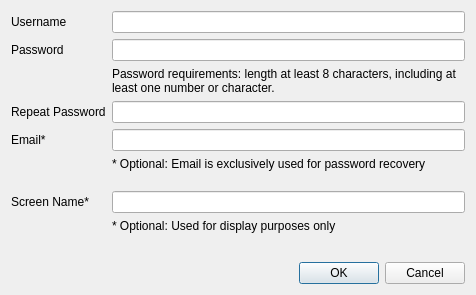
This is DMHelper/src/connectionuserdialog.ui in MMetze/DMHelper as Qt 5 draws it before an edit. The edited form follows.
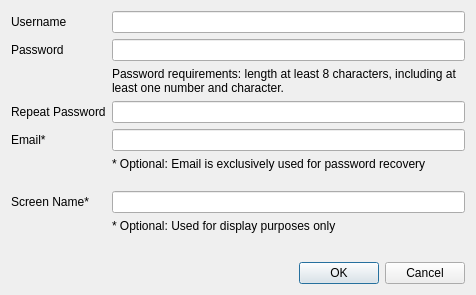
This is the edited form. Icons and pictures are not drawn.

```diff
--- a/DMHelper/src/connectionuserdialog.ui
+++ b/DMHelper/src/connectionuserdialog.ui
@@ -98,7 +98,7 @@
      <item row="2" column="1">
       <widget class="QLabel" name="label_8">
        <property name="text">
-        <string>Password requirements: length at least 8 characters, including at least one number or character.</string>
+        <string>Password requirements: length at least 8 characters, including at least one number and character.</string>
        </property>
        <property name="alignment">
         <set>Qt::AlignLeading|Qt::AlignLeft|Qt::AlignTop</set>
```
